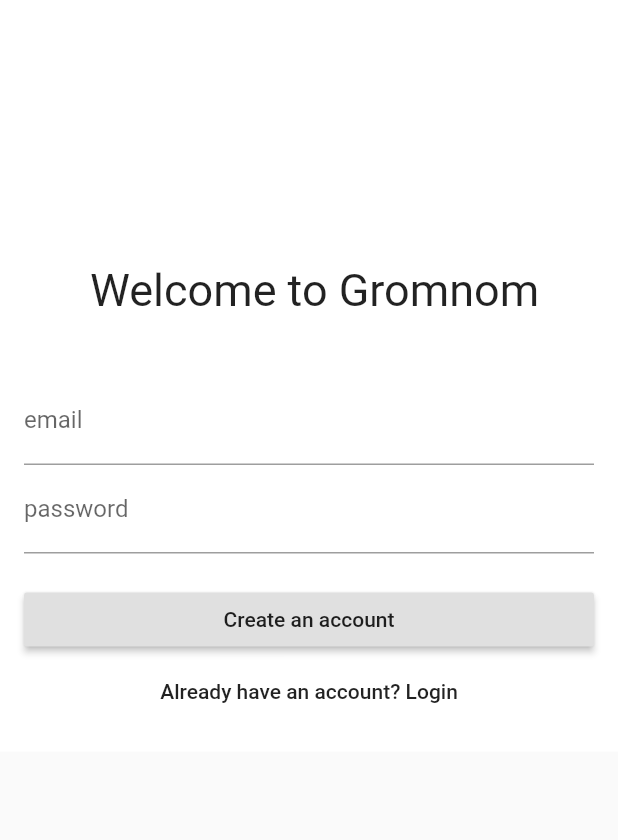
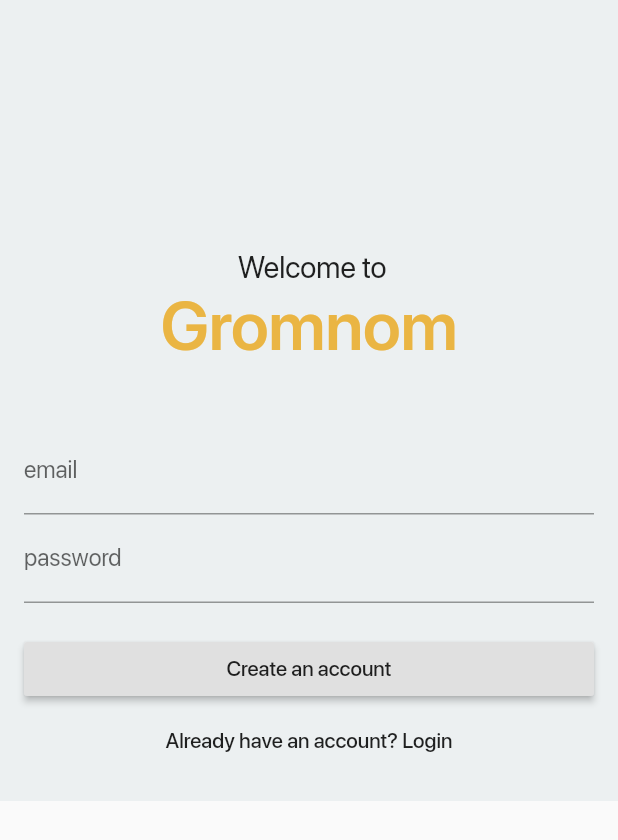
Before and after one commit to hackabit19/Gromnom, a Flutter app: the screen it shows after launch, after a tap on "Login", after a tap on "Create an Account", on a phone screen of 412 x 824 dp. Shown: the top 840 px of the screen. Run offline on Flutter 3.47's test engine with Material 2 defaults, Android fonts, the phone set to English and light mode, and no system bars; our stand-ins replace cloud_firestore, firebase_auth, google_sign_in; missing offline and left inert: flutter_auth_buttons; accounts and stored records are empty; project files that could hold a hidden picture were left out.

Commit message:
Login UI Updated

```diff
--- a/gromnombeta/lib/loginPage.dart
+++ b/gromnombeta/lib/loginPage.dart
@@ -3,6 +3,7 @@ import 'package:flutter/material.dart';
 import 'auth.dart';
 import 'buildApp.dart';
 import 'package:cloud_firestore/cloud_firestore.dart';
+import 'package:flutter_auth_buttons/flutter_auth_buttons.dart';
 
 class LoginPage extends StatefulWidget {
   LoginPage(this.auth);
@@ -153,23 +154,30 @@ class _LoginPageState extends State<LoginPage> {
   List<Widget> title() {
     return [
       new SizedBox(
-        height: 140,
-      ),
-      new SizedBox(
-        height: 20,
+        height: 150,
       ),
       new Center(
-        child: Hero(
-          child: Text(
-            " Welcome to Gromnom",
-            style: TextStyle(
-              fontSize: 30,
-            ),
-
-          ),
-          tag: 'title',
-        ),
-      ),
+          child: Column(
+                      children:<Widget>[
+                        Text(
+                          " Welcome to",
+                          style: TextStyle(
+                            fontSize: 20,
+                            fontFamily: 'SFDisplay',
+                            fontWeight: FontWeight.w300,
+                          ),
+                        ),
+                        Text(
+                          "Gromnom",
+                          style: TextStyle(
+                            color: Color(0xffEAB543),
+                            fontSize: 45,
+                            fontFamily: 'SFDisplay',
+                            fontWeight: FontWeight.w700,
+                          ),
+                        )],
+                        ),
+                  ),
       new SizedBox(
         height: 40,
       ),
@@ -200,9 +208,17 @@ class _LoginPageState extends State<LoginPage> {
       return [
         Material(
           borderRadius: BorderRadius.circular(25),
-          color: Colors.yellow[600],
+          color: Color(0xffEAB543),
           child: new MaterialButton(
-            child: new Text('Login'),
+            child: new Text(
+              'Login',
+               style: TextStyle(
+                            color: Color(0xfff5f5f5),
+                            fontSize: 18,
+                            fontFamily: 'SFDisplay',
+                            fontWeight: FontWeight.w500,
+                          ),
+              ),
             elevation: 6,
             onPressed: validateAndSubmit, //calls a function validateAndSave
           ),
@@ -211,10 +227,18 @@ class _LoginPageState extends State<LoginPage> {
           height: 10,
         ),
         Material(
-          color: Colors.yellow[600],
+          color: Color(0xffEAB543),
           borderRadius: BorderRadius.circular(25),
           child: new MaterialButton(
-            child: new Text('Create an Account'),
+            child: new Text(
+              'Create an Account',
+               style: TextStyle(
+                            color: Color(0xfff5f5f5),
+                            fontSize: 18,
+                            fontFamily: 'SFDisplay',
+                            fontWeight: FontWeight.w500,
+                          ),
+              ),
             onPressed: moveToRegister,
             elevation: 6,
           ),
@@ -222,13 +246,21 @@ class _LoginPageState extends State<LoginPage> {
         new SizedBox(
           height: 10,
         ),
-        Material(
-          color: Colors.yellow[600],
-          borderRadius: BorderRadius.circular(25),
-          child: new MaterialButton(
-            child: new Text('Login with Google'),
+        Container(
+          height: 45,
+          decoration: BoxDecoration(
+            boxShadow: [
+            new BoxShadow(
+              color: Color(0xfff5f5f5),
+              offset: new Offset(20.0, 25.0),
+              blurRadius: 35.0,
+              spreadRadius: 1.0
+            )],
+          ),
+          child: new GoogleSignInButton(
             onPressed: loginWithGoogle,
-            elevation: 6,
+            borderRadius: 25,
+            darkMode: false,
           ),
         )
       ];
@@ -256,7 +288,7 @@ class _LoginPageState extends State<LoginPage> {
           resizeToAvoidBottomInset: false,
           body: SingleChildScrollView(
             child: new Container(
-                color: Colors.white,
+                color: Color(0xffecf0f1),
                 /**So that they dont go to the end and have a padding around them
              * Applies to all the children of this particular container.
              */
--- a/gromnombeta/lib/main.dart
+++ b/gromnombeta/lib/main.dart
@@ -10,8 +10,8 @@ class MyApp extends StatelessWidget {
     return MaterialApp(
       title: 'Flutter Demo',
       theme: ThemeData(
-
-      ),
+        fontFamily: 'SFDisplay'
+        ),
       home: new LoginPage(new Auth()),
     );
   }
```
Also changed, not shown: gromnombeta/pubspec.yaml (+9 -5 lines), gromnombeta/assets/btn_google_signin_light_normal_hdpi.9.png (added), gromnombeta/assets/googlebutton.png (added), gromnombeta/assets/googleldpi.png (added), gromnombeta/pubspec.lock.
